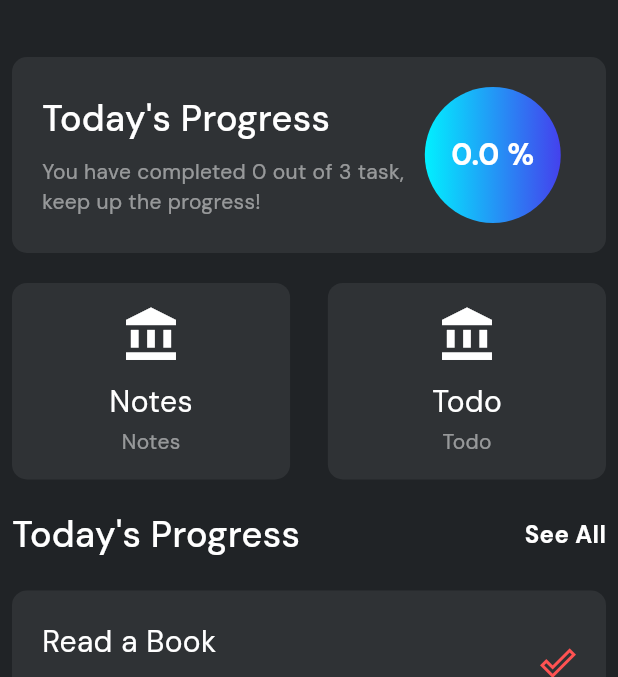
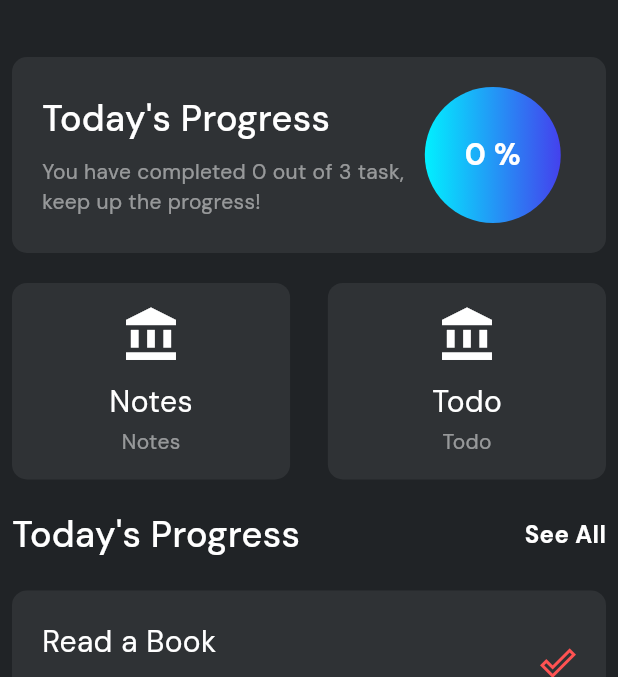
Before and after one commit to charitha-98/notes-task-management-app, a Flutter app: the screen it shows after launch, on a phone screen of 412 x 824 dp, the part 69-746 px from its top. Run offline on Flutter 3.47's test engine with Material 3 defaults, Android fonts, the phone set to English and light mode, and no system bars; our stand-ins replace go_router, google_fonts, hive, hive_flutter; accounts and stored records are empty.

```diff
--- a/lib/main.dart
+++ b/lib/main.dart
@@ -6,6 +6,7 @@ import 'package:note_sphere/models/todo_model.dart';
 
 import 'package:note_sphere/utills/router.dart';
 import 'package:note_sphere/utills/theme_data.dart';
+import 'package:note_sphere/widgets/todo_inherited_widget.dart';
 
 void main() async {
   await Hive.initFlutter();
@@ -23,13 +24,17 @@ class MyApp extends StatelessWidget {
 
   @override
   Widget build(BuildContext context) {
-    return MaterialApp.router(
-      title: "NoteSphere",
-      debugShowCheckedModeBanner: false,
-      theme: ThemeClass.dartTheme.copyWith(
-        textTheme: GoogleFonts.dmSansTextTheme(Theme.of(context).textTheme),
+    return TodoData(
+      todos: [],
+      onTodoChanged: (p0) {},
+      child: MaterialApp.router(
+        title: "NoteSphere",
+        debugShowCheckedModeBanner: false,
+        theme: ThemeClass.dartTheme.copyWith(
+          textTheme: GoogleFonts.dmSansTextTheme(Theme.of(context).textTheme),
+        ),
+        routerConfig: AppRouter.router,
       ),
-      routerConfig: AppRouter.router,
     );
   }
 }
--- a/lib/pages/home_page.dart
+++ b/lib/pages/home_page.dart
@@ -11,6 +11,8 @@ import 'package:note_sphere/utills/text_styles.dart';
 import 'package:note_sphere/widgets/Main_screen_todo_card.dart';
 import 'package:note_sphere/widgets/notes_todo_cards.dart';
 import 'package:note_sphere/widgets/progress_card.dart';
+
+import 'package:note_sphere/widgets/todo_inherited_widget.dart';
 
 class HomePage extends StatefulWidget {
   const HomePage({super.key});
@@ -57,8 +59,17 @@ class _HomePageState extends State<HomePage> {
 
   @override
   Widget build(BuildContext context) {
-    return Scaffold(
-      appBar: AppBar(title: Text("NoteSphere", style: AppTextStyles.appTitle)),
+    return TodoData(
+      todos: allTodos,
+      onTodoChanged: (todos) {
+        setState(() {
+          allTodos = todos;
+        });
+      },
+      child: Scaffold(
+        appBar: AppBar(
+          title: Text("NoteSphere", style: AppTextStyles.appTitle),
+        ),
         body: Padding(
           padding: EdgeInsetsGeometry.all(8),
           child: Column(
@@ -155,6 +166,7 @@ class _HomePageState extends State<HomePage> {
             ],
           ),
         ),
+      ),
     );
   }
 }
--- a/lib/widgets/progress_card.dart
+++ b/lib/widgets/progress_card.dart
@@ -62,7 +62,7 @@ class _ProgressCardState extends State<ProgressCard> {
               Positioned.fill(
                 child: Center(
                   child: Text(
-                    "$completeionPrecentage %",
+                    "${completeionPrecentage.toStringAsFixed(0)} %",
                     style: AppTextStyles.appSubtitle.copyWith(
                       fontWeight: FontWeight.bold,
                       fontSize: 20,
--- /dev/null
+++ b/lib/widgets/todo_inherited_widget.dart
@@ -0,0 +1,23 @@
+import 'package:flutter/widgets.dart';
+import 'package:note_sphere/models/todo_model.dart';
+
+class TodoData extends InheritedWidget {
+  final List<ToDo> todos;
+  final Function(List<ToDo>) onTodoChanged;
+
+  const TodoData({
+    super.key,
+    required super.child,
+    required this.todos,
+    required this.onTodoChanged,
+  });
+
+  static TodoData? of(BuildContext context) {
+    return context.dependOnInheritedWidgetOfExactType<TodoData>();
+  }
+
+  @override
+  bool updateShouldNotify(covariant TodoData oldWidget) {
+    return todos != oldWidget.todos;
+  }
+}
```
Also changed, not shown: lib/pages/todo_page.dart (+22 -2 lines), lib/widgets/completed_tab.dart (+6 -1 lines), lib/widgets/todo_tab.dart (+6 -1 lines). Lines whose indentation alone changed are shown as unchanged.
